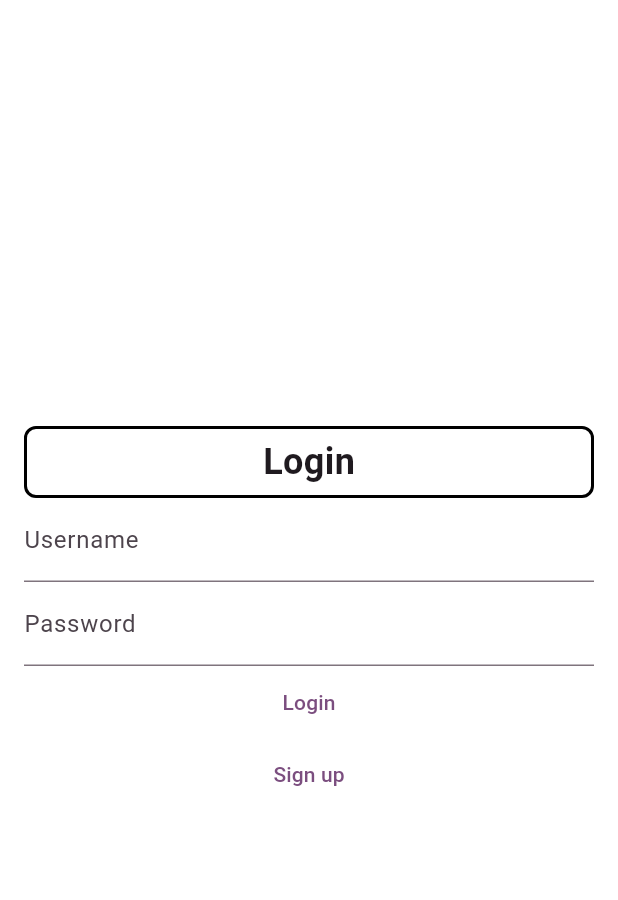
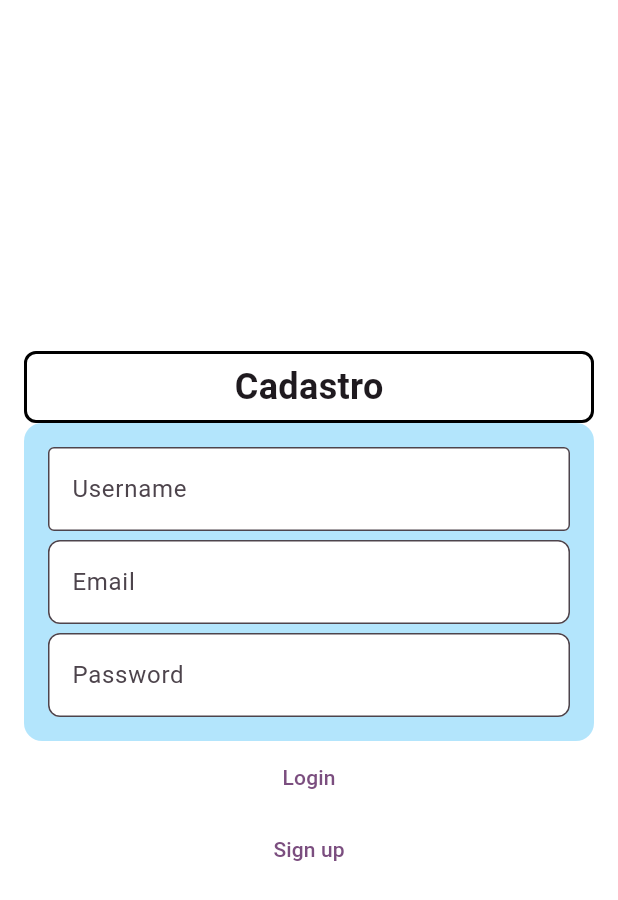
Before and after one commit to lucasg-maciel/ToDoList, a Flutter app: the screen it shows after launch, after a tap on "Sign up", on a phone screen of 412 x 824 dp. Shown: the top 900 px of the screen. Run offline on Flutter 3.47's test engine with Material 3 defaults, Android fonts, the phone set to English and light mode, and no system bars; our stand-ins replace firebase_core; accounts and stored records are empty.

Commit message:
Implementação página cadastro

```diff
--- /dev/null
+++ b/lib/app_routes.dart
@@ -0,0 +1,5 @@
+class AppRoutes {
+  static const home = '/';
+  static const login = '/login';
+  static const cadastro = '/cadastro';
+}
--- /dev/null
+++ b/lib/login_auth.dart
@@ -0,0 +1,23 @@
+import 'dart:io';
+import 'package:to_do_list/Usuario.dart';
+
+abstract class AuthService {
+  Usuario? get user;
+
+  Stream<Usuario?> get userChanges;
+
+  Future<void> signup(
+    String name,
+    String email,
+    String password,
+  );
+
+  Future<void> login(
+    String name,
+    String password,
+  );
+
+  Future<void> logout();
+
+
+}
--- a/lib/login_page.dart
+++ b/lib/login_page.dart
@@ -1,5 +1,7 @@
 import 'package:flutter/material.dart';
+import 'package:to_do_list/app_routes.dart';
 import 'package:to_do_list/form_data.dart';
+import 'package:to_do_list/signup_page.dart';
 
 class LoginPage extends StatefulWidget {
 
@@ -70,6 +72,7 @@ class _LoginPageState extends State<LoginPage> {
             ),
             TextButton(
               onPressed: () {
+                Navigator.of(context).pushNamed(AppRoutes.cadastro);
               },
               child:  Text('Sign up'),
             ),
--- a/lib/main.dart
+++ b/lib/main.dart
@@ -1,6 +1,8 @@
 import 'package:flutter/material.dart';
 import 'package:firebase_core/firebase_core.dart';
+import 'package:to_do_list/app_routes.dart';
 import 'package:to_do_list/login_page.dart';
+import 'package:to_do_list/signup_page.dart';
 import 'firebase_options.dart';
 
 void main() async {
@@ -23,6 +25,10 @@ class MyApp extends StatelessWidget {
       ),
       home: LoginPage(),
       debugShowCheckedModeBanner: false,
+      routes: {
+        AppRoutes.login: (context) => LoginPage(),
+        AppRoutes.cadastro: (context) => SignupPage(),
+      },
 
     );
   }
--- /dev/null
+++ b/lib/signup_page.dart
@@ -0,0 +1,121 @@
+import 'package:flutter/material.dart';
+import 'package:to_do_list/app_routes.dart';
+import 'package:to_do_list/form_data.dart';
+
+class SignupPage extends StatefulWidget {
+
+  const SignupPage({Key? key}) : super(key: key);
+
+  @override
+  _SignupPageState createState() => _SignupPageState();
+}
+
+class _SignupPageState extends State<SignupPage> {
+
+
+  final _formData = FormData();
+
+
+
+
+
+
+
+  // ...existing code...
+@override
+Widget build(BuildContext context) {
+  return Scaffold(
+    backgroundColor: Colors.white, // White background for the whole screen
+    body: Padding(
+      padding: EdgeInsets.all(16.0),
+      child: Column(
+        mainAxisAlignment: MainAxisAlignment.center,
+        children: [
+          SizedBox(
+            child: Container(
+              padding: EdgeInsets.all(5.0),
+              alignment: Alignment.center,
+              width: double.infinity,
+              decoration: BoxDecoration(
+                border: Border.all(color: Colors.black, width: 2),
+                borderRadius: BorderRadius.circular(8),
+              ),
+              child: Text(
+                'Cadastro',
+                style: TextStyle(fontSize: 24, fontWeight: FontWeight.bold),
+              ),
+            ),
+          ),
+          SizedBox(height: 0),
+          Container(
+            padding: EdgeInsets.all(16.0),
+            decoration: BoxDecoration(
+              color: Colors.lightBlue[100],
+              borderRadius: BorderRadius.circular(12),
+            ),
+            child: Column(
+              children: [
+                TextFormField(
+                  key: Key('username'),
+                  onChanged: (value) {
+                    _formData.name = value;
+                  },
+                  decoration: InputDecoration(
+                    labelText: 'Username',
+                    filled: true,
+                    fillColor: Colors.white,
+                    border: OutlineInputBorder(
+                    ),
+                  ),
+                ),
+                SizedBox(height: 6),
+                TextFormField(
+                  key: Key('email'),
+                  onChanged: (value) {
+                    _formData.email = value;
+                  },
+                  decoration: InputDecoration(
+                    labelText: 'Email',
+                    filled: true,
+                    fillColor: Colors.white,
+                    border: OutlineInputBorder(
+                      borderRadius: BorderRadius.circular(8),
+                    ),
+                  ),
+                ),
+                SizedBox(height: 6),
+                TextFormField(
+                  key: Key('password'),
+                  onChanged: (value) {
+                    _formData.password = value;
+                  },
+                  decoration: InputDecoration(
+                    labelText: 'Password',
+                    filled: true,
+                    fillColor: Colors.white,
+                    border: OutlineInputBorder(
+                      borderRadius: BorderRadius.circular(8),
+                    ),
+                  ),
+                  obscureText: true,
+                ),
+              ],
+            ),
+          ),
+          TextButton(
+            onPressed: () {
+              Navigator.of(context).pushNamed(AppRoutes.login);
+            },
+            child: Text('Login'),
+          ),
+          TextButton(
+            onPressed: () {
+            },
+            child: Text('Sign up'),
+          ),
+        ],
+      ),
+    ),
+  );
+}
+}
--- /dev/null
+++ b/lib/usuario.dart
@@ -0,0 +1,13 @@
+class Usuario {
+  final String id;
+  final String name;
+  final String email;
+  final String imageURL;
+
+  const Usuario({
+    required this.id,
+    required this.name,
+    required this.email,
+    required this.imageURL,
+  });
+}
```
